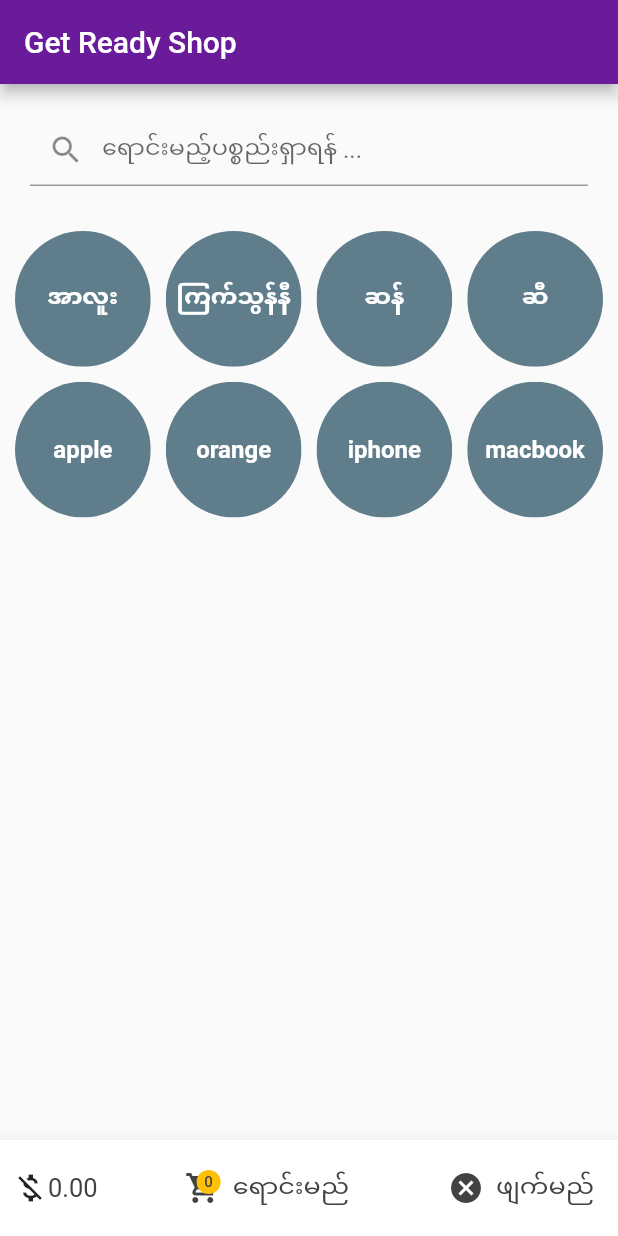
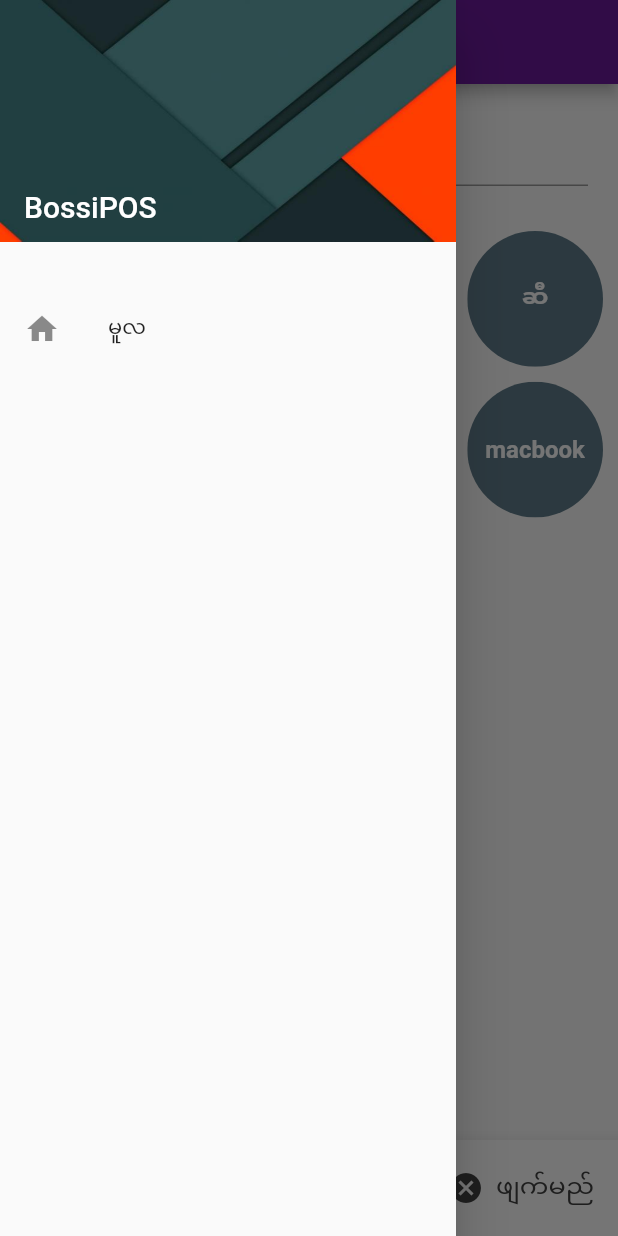
Before and after one commit to hponemahn/bossi_pos, a Flutter app: the screen it shows after launch, with the side drawer open (before the commit the screen has no drawer), on a phone screen of 412 x 824 dp. Run offline on Flutter 3.47's test engine with Material 2 defaults, Android fonts, the phone set to English and light mode, and no system bars; our stand-ins replace pdf, printing.

Commit message:
added drawer

```diff
--- a/lib/screens/cart_screen.dart
+++ b/lib/screens/cart_screen.dart
@@ -5,12 +5,6 @@ import 'package:provider/provider.dart';
 
 class CartScreen extends StatelessWidget {
   static const routeName = "cart";
-
-  final int _curDay = DateTime.now().day;
-  final int _curMon = DateTime.now().month;
-  final int _curYear = DateTime.now().year;
-  final int _curHr = DateTime.now().hour;
-  final int _curMin = DateTime.now().minute;
 
   @override
   Widget build(BuildContext context) {
--- a/lib/screens/sell_screen.dart
+++ b/lib/screens/sell_screen.dart
@@ -1,3 +1,4 @@
+import 'package:bossi_pos/widgets/drawlet.dart';
 import 'package:bossi_pos/widgets/sell_body.dart';
 import 'package:bossi_pos/widgets/sell_bottom.dart';
 import 'package:flutter/material.dart';
@@ -12,6 +13,7 @@ class SellScreen extends StatelessWidget {
         title: Text("Get Ready Shop"),
       ),
       body: SellBody(),
+      drawer: Drawlet(),
       bottomNavigationBar: SellBottom(),
     );
   }
--- /dev/null
+++ b/lib/widgets/drawlet.dart
@@ -0,0 +1,73 @@
+import 'package:flutter/material.dart';
+
+class Drawlet extends StatelessWidget {
+  const Drawlet({Key key}) : super(key: key);
+
+  @override
+  Widget build(BuildContext context) {
+    Widget _createHeader() {
+      return DrawerHeader(
+          margin: EdgeInsets.zero,
+          padding: EdgeInsets.zero,
+          decoration: BoxDecoration(
+              image: DecorationImage(
+                  fit: BoxFit.fill, image: AssetImage('assets/drawer.jpg'))),
+          child: Stack(children: <Widget>[
+            Positioned(
+                bottom: 12.0,
+                left: 16.0,
+                child: Text("BossiPOS",
+                    style: TextStyle(
+                        color: Colors.white,
+                        fontSize: 20.0,
+                        fontWeight: FontWeight.w500))),
+          ])
+          );
+    }
+
+    return Drawer(
+      child: Column(
+        children: <Widget>[
+          _createHeader(),
+          SizedBox(height: 30,),
+          ListTile(
+            leading: Icon(Icons.home),
+            title: Text("မူလ"),
+            onTap: () {
+              Navigator.pushNamed(context, '/');
+            },
+          ),
+          // ListTile(
+          //   leading: Icon(Icons.featured_play_list),
+          //   title: Text("အရောင်းအ၀ယ်များ"),
+          //   onTap: () {
+          //     Navigator.pushNamed(context, '/transaction');
+          //   },
+          // ),
+          // ListTile(
+          //   leading: Icon(Icons.report),
+          //   title: Text("အစီရင်ခံစာ"),
+          //   onTap: () {
+          //     Navigator.pushNamed(context, '/dashboard');
+          //   },
+          // ),
+          // ListTile(
+          //   leading: Icon(Icons.store),
+          //   title: Text("ကုန်ပစ္စည်းများ"),
+          //   onTap: () {
+          //     Navigator.pushNamed(context, '/product');
+          //   },
+          // ),
+          // ListTile(
+          //   leading: Icon(Icons.category),
+          //   title: Text("အမျိုးအစားများ"),
+          //   onTap: () {
+          //     Navigator.pushNamed(context, '/category');
+          //   },
+          // ),
+
+        ],
+      ),
+    );
+  }
+}
--- a/pubspec.yaml
+++ b/pubspec.yaml
@@ -55,6 +55,7 @@ flutter:
     # - images/a_dot_ham.jpeg
 
     - assets/shop_logo.png
+    - assets/drawer.jpg
     - assets/print.png
     - assets/share.png
     - assets/Pyidaungsu-2.5.3_Regular.ttf
```
